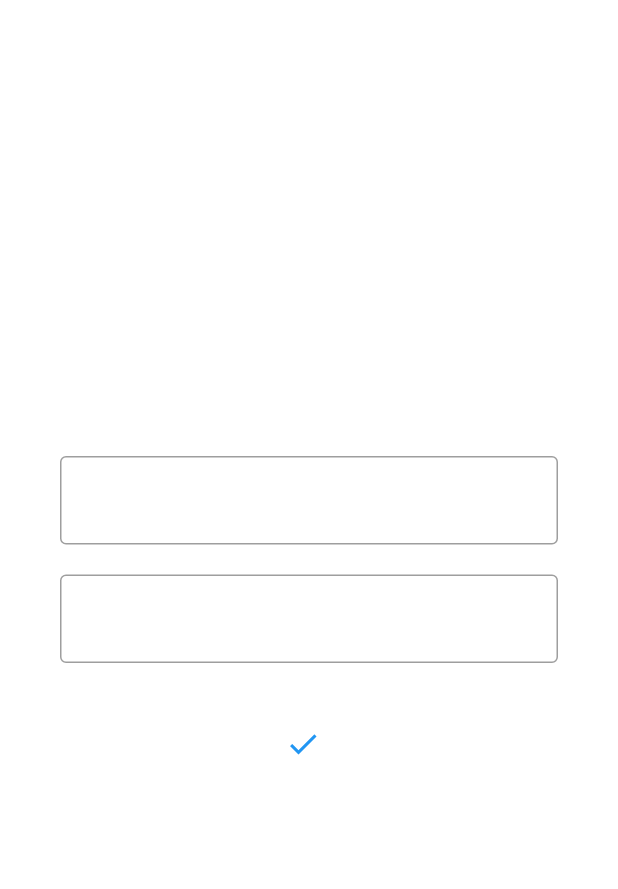
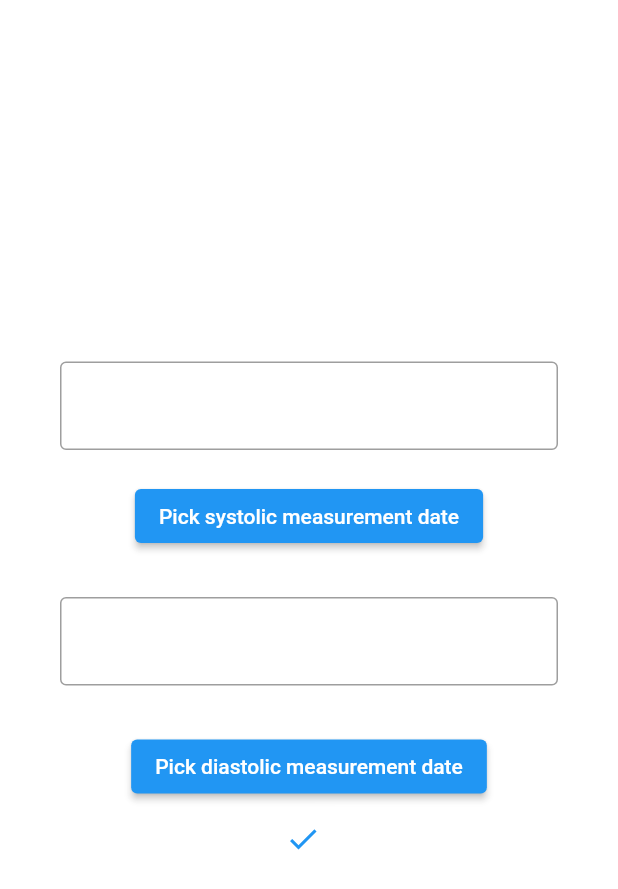
Before and after one commit to blakepennington97/TERM, a Flutter app: the UserInputBloodPressure screen opened directly, on a phone screen of 412 x 824 dp. Shown: the top 889 px of the screen. Run offline on Flutter 3.47's test engine with Material 2 defaults, Android fonts, the phone set to English and light mode, and no system bars; our stand-ins replace firebase_auth, firebase_core, fl_chart, flutter_speed_dial, image_picker; missing offline and left inert: flutter_email_sender; accounts and stored records are empty; network calls fail.

Commit message:
all charts now respond to user input

```diff
--- a/term_app/lib/progress.dart
+++ b/term_app/lib/progress.dart
@@ -1,7 +1,6 @@
 import 'package:fl_chart/fl_chart.dart';
 import 'package:flutter/material.dart';
 import 'package:flutter_speed_dial/flutter_speed_dial.dart';
-import 'package:shared_preferences/shared_preferences.dart';
 import 'package:flutter/services.dart';
 import 'package:term_app/home.dart';
 import 'package:path_provider/path_provider.dart';
@@ -57,8 +56,6 @@ class _ProgressState extends State<Progress> {
         double x_val = double.parse(lines[i].split(' ')[0]);
         double y_val = double.parse(lines[i].split(' ')[1]);
         if (chart_name == "weight") {
-          print(x_val);
-          print(y_val);
           weightPoints.add(FlSpot(x_val, y_val));
         }
         if (chart_name == "systolic") {
@@ -75,11 +72,11 @@ class _ProgressState extends State<Progress> {
     final directory = await getApplicationDocumentsDirectory();
     final path = directory.path;
     final weight_file = File('$path/weight_points.txt');
-    // final diastolic_file = File('$path/diastolic_points.txt');
-    // final systolic_file = File('$path/systolic_points.txt');
+    final diastolic_file = File('$path/diastolic_points.txt');
+    final systolic_file = File('$path/systolic_points.txt');
     updateChart(weight_file, "weight");
-    // updateChart(diastolic_file, "diastolic");
-    // updateChart(systolic_file, "systolic");
+    updateChart(diastolic_file, "diastolic");
+    updateChart(systolic_file, "systolic");
   }
 
   @override
@@ -383,20 +380,8 @@ class _InputButtonState extends State<InputButton> {
       /// both default to 16
       marginEnd: 18,
       marginBottom: 20,
-      // animatedIcon: AnimatedIcons.menu_close,
-      // animatedIconTheme: IconThemeData(size: 22.0),
-      /// This is ignored if animatedIcon is non null
       icon: Icons.add,
       activeIcon: Icons.remove,
-      // iconTheme: IconThemeData(color: Colors.grey[50], size: 30),
-
-      /// The label of the main button.
-      // label: Text("Open Speed Dial"),
-      /// The active label of the main button, Defaults to label if not specified.
-      // activeLabel: Text("Close Speed Dial"),
-      /// Transition Builder between label and activeLabel, defaults to FadeTransition.
-      // labelTransitionBuilder: (widget, animation) => ScaleTransition(scale: animation,child: widget),
-      /// The below button size defaults to 56 itself, its the FAB size + It also affects relative padding and other elements
       buttonSize: 56.0,
       visible: true,
 
@@ -414,10 +399,6 @@ class _InputButtonState extends State<InputButton> {
       foregroundColor: Colors.black,
       elevation: 8.0,
       shape: CircleBorder(),
-
-      // orientation: SpeedDialOrientation.Up,
-      // childMarginBottom: 2,
-      // childMarginTop: 2,
       children: [
         SpeedDialChild(
           child: Icon(Icons.favorite),
@@ -456,9 +437,10 @@ class _InputButtonState extends State<InputButton> {
 }
 
 class _UserInputBloodPressureState extends State<UserInputBloodPressure> {
-  TextEditingController inputController = new TextEditingController();
-  TextEditingController inputController2 = new TextEditingController();
-  String data = "";
+  TextEditingController systolicController = new TextEditingController();
+  TextEditingController diastolicController = new TextEditingController();
+  DateTime systolic_selected_date = DateTime.now();
+  DateTime diastolic_selected_date = DateTime.now();
 
   // find directory path
   Future<String> get _localPath async {
@@ -466,57 +448,58 @@ class _UserInputBloodPressureState extends State<UserInputBloodPressure> {
     return directory.path;
   }
 
-  // find the local file
-  Future<File> get _localFile async {
+  // find the systolic file
+  Future<File> get _systolicFile async {
     final path = await _localPath;
-    return File('$path/blood_pressure_points.txt');
+    return File('$path/systolic_points.txt');
   }
 
-  Future<File> writeFile(String input) async {
-    final file = await _localFile;
+  // find the diastolic file
+  Future<File> get _diastolicFile async {
+    final path = await _localPath;
+    return File('$path/diastolic_points.txt');
+  }
+
+  // write systolic data
+  writeSystolic(date, systolic) async {
+    final systolic_file = await _systolicFile;
 
     // Write the file.
-    return file.writeAsString('$input');
+    systolic_file.writeAsString(date + " " + systolic + '\n',
+        mode: FileMode.append);
+
+    // Call to update the chart
+    _ProgressState temp = new _ProgressState();
+    temp.updateChart(systolic_file, "systolic");
   }
 
-  // Triggered after user input is completed
-  Future<int> readData() async {
-    try {
-      final file = await _localFile;
+  // write diastolic data
+  writeDiastolic(date, diastolic) async {
+    final diastolic_file = await _diastolicFile;
 
-      // Read the file.
-      String contents = await file.readAsString();
-      print("Contents: " + contents);
-      setState(() {
-        contents = data;
-      });
-      return int.parse(contents);
-    } catch (e) {
-      // If encountering an error, return 0.
-      return 0;
-    }
+    // Write the file.
+    diastolic_file.writeAsString(date + " " + diastolic + '\n',
+        mode: FileMode.append);
+
+    // Call to update the chart
+    _ProgressState temp = new _ProgressState();
+    temp.updateChart(diastolic_file, "diastolic");
   }
 
-  //update data file with user blood pressure data
-  setSystolic(user_systolic_data) async {
-    print("User systolic --> " + user_systolic_data);
-    writeFile(user_systolic_data);
-    SharedPreferences prefs = await SharedPreferences.getInstance();
-    prefs.setStringList('systolic', user_systolic_data);
-    readData();
+  //update data file with user systolic data
+  setSystolic(date, systolic) async {
+    writeSystolic(date, systolic);
+
     Navigator.push(
       context,
       MaterialPageRoute(builder: (context) => Home()),
     );
   }
 
-  //update data file with user blood pressure data
-  setDiastolic(user_diastolic_data) async {
-    print("User diastolic --> " + user_diastolic_data);
-    writeFile(user_diastolic_data);
-    // SharedPreferences prefs = await SharedPreferences.getInstance();
-    // prefs.setInt('blood_pressure', user_input);
-    readData();
+  //update data file with user diastolic data
+  setDiastolic(date, diastolic) async {
+    writeDiastolic(date, diastolic);
+
     Navigator.push(
       context,
       MaterialPageRoute(builder: (context) => Home()),
@@ -532,7 +515,7 @@ class _UserInputBloodPressureState extends State<UserInputBloodPressure> {
             mainAxisAlignment: MainAxisAlignment.center,
             children: <Widget>[
               new TextField(
-                controller: inputController,
+                controller: systolicController,
                 style: TextStyle(color: Colors.white),
                 textAlign: TextAlign.center,
                 decoration: new InputDecoration(
@@ -547,8 +530,23 @@ class _UserInputBloodPressureState extends State<UserInputBloodPressure> {
                 ], // Only numbers can be entered
               ),
               Padding(padding: EdgeInsets.all(10)),
+              new ElevatedButton(
+                  child: Text('Pick systolic measurement date'),
+                  onPressed: () {
+                    showDatePicker(
+                            context: context,
+                            initialDate: DateTime.now(),
+                            firstDate: DateTime(2020),
+                            lastDate: DateTime(2050))
+                        .then((date) {
+                      setState(() {
+                        systolic_selected_date = date;
+                      });
+                    });
+              }),
+              SizedBox(height: 30), // padding between the children
               new TextField(
-                controller: inputController2,
+                controller: diastolicController,
                 style: TextStyle(color: Colors.white),
                 textAlign: TextAlign.center,
                 decoration: new InputDecoration(
@@ -563,15 +561,31 @@ class _UserInputBloodPressureState extends State<UserInputBloodPressure> {
                 ], // Only numbers can be entered
               ),
               SizedBox(height: 30), // padding between the children
+              new ElevatedButton(
+                  child: Text('Pick diastolic measurement date'),
+                  onPressed: () {
+                    showDatePicker(
+                            context: context,
+                            initialDate: DateTime.now(),
+                            firstDate: DateTime(2020),
+                            lastDate: DateTime(2050))
+                        .then((date) {
+                      setState(() {
+                        diastolic_selected_date = date;
+                      });
+                    });
+              }),
               new TextButton.icon(
                 icon: Icon(Icons.check),
                 label: Text(''),
                 onPressed: () {
                   // save value and return to Progress
-                  setSystolic(inputController.text);
-                  setDiastolic(inputController2.text);
-                  inputController.clear();
-                  inputController2.clear();
+                  setSystolic((systolic_selected_date.month + (systolic_selected_date.day / 31))
+                          .toString(), systolicController.text);
+                  setDiastolic((diastolic_selected_date.month + (diastolic_selected_date.day / 31))
+                          .toString(), diastolicController.text);
+                  systolicController.clear();
+                  diastolicController.clear();
                 },
               ),
             ],
@@ -655,7 +669,7 @@ class _UserInputWeightState extends State<UserInputWeight> {
                         selected_date = date;
                       });
                     });
-                  }),
+              }),
               SizedBox(height: 30), // padding between the children
               new TextButton.icon(
                 icon: Icon(Icons.check),
```
